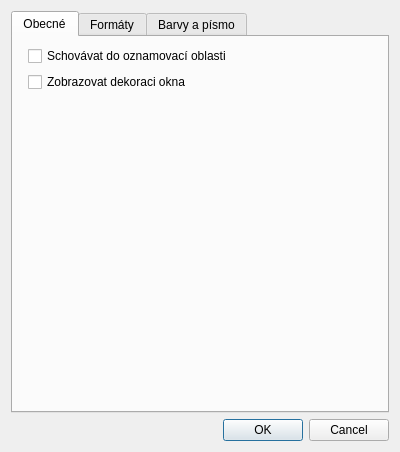
This is settings.ui in Curtis-Ray/todo as Qt 5 draws it before an edit. The edited form follows.
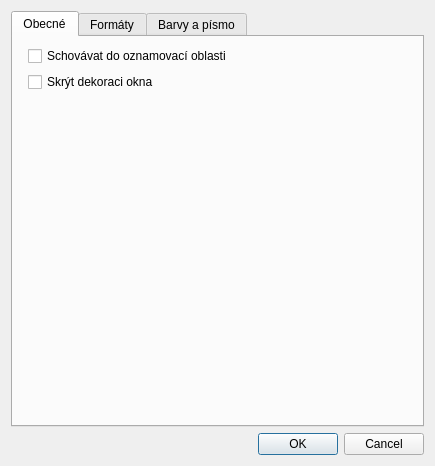
This is the edited form. The open tabs and pages were chosen to show the change.

Commit message: Save sliders postitions, save settings when quit, tray and decorations checkbox in settings.

```diff
--- a/settings.ui
+++ b/settings.ui
@@ -6,8 +6,8 @@
    <rect>
     <x>0</x>
     <y>0</y>
-    <width>400</width>
-    <height>452</height>
+    <width>435</width>
+    <height>466</height>
    </rect>
   </property>
   <property name="windowTitle">
@@ -36,7 +36,7 @@
          <item row="2" column="1">
           <widget class="QCheckBox" name="decorationCheckBox">
            <property name="text">
-            <string>Zobrazovat dekoraci okna</string>
+            <string>Skrýt dekoraci okna</string>
            </property>
           </widget>
          </item>
```
Left out of the diff: 2 changed lines with no effect on the pictures. The commit also changes 2 other files.
